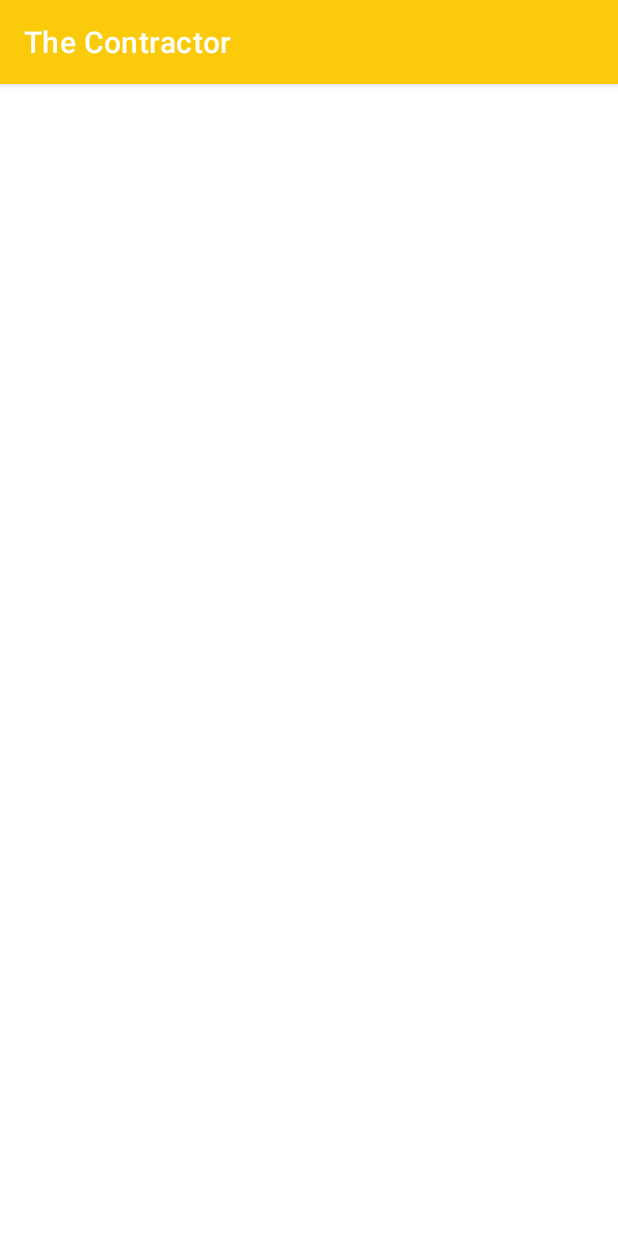
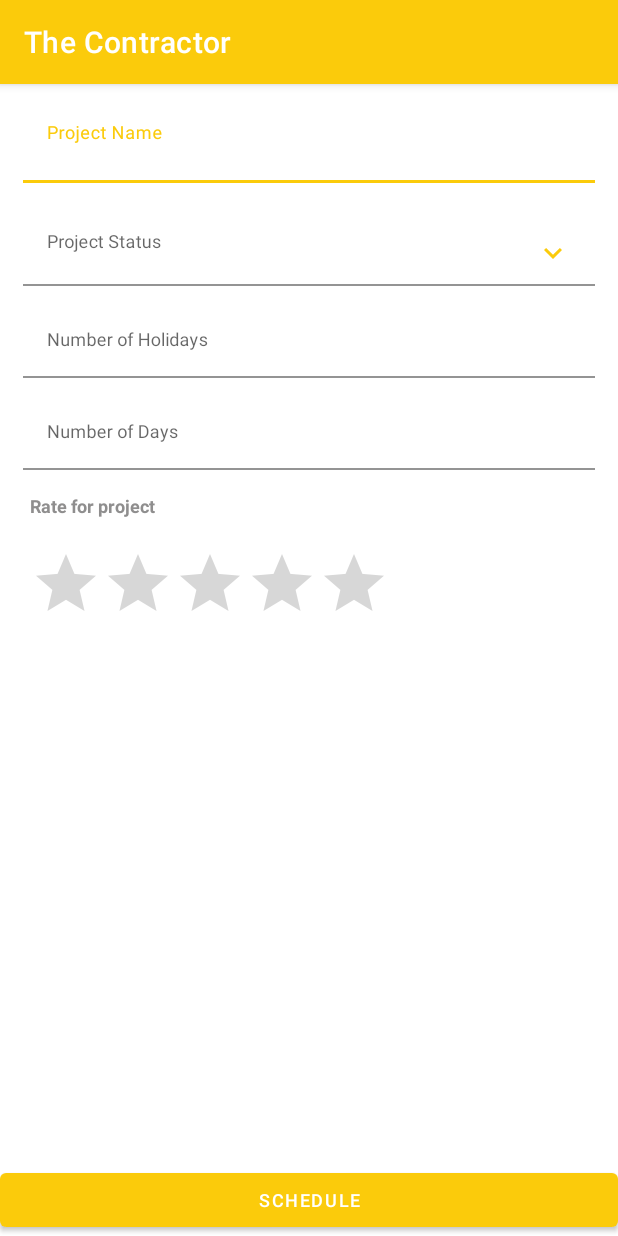
Before and after one commit to sonali-blucor/the-contractor, an Android app: the ScheduleActivity screen opened directly, with no data from a screen before it, on a phone screen of 412 x 824 dp. Run offline under Robolectric (Android 15) with nearby library versions, the phone set to English and light mode, and no system bars.

Commit message:
Created design for ScheduleActivity

```diff
--- a/app/src/main/res/layout/activity_schedule.xml
+++ b/app/src/main/res/layout/activity_schedule.xml
@@ -1,9 +1,135 @@
 <?xml version="1.0" encoding="utf-8"?>
-<androidx.constraintlayout.widget.ConstraintLayout xmlns:android="http://schemas.android.com/apk/res/android"
+<RelativeLayout xmlns:android="http://schemas.android.com/apk/res/android"
     xmlns:app="http://schemas.android.com/apk/res-auto"
     xmlns:tools="http://schemas.android.com/tools"
     android:layout_width="match_parent"
     android:layout_height="match_parent"
     tools:context=".project.ScheduleActivity">
 
-</androidx.constraintlayout.widget.ConstraintLayout>
+    <LinearLayout
+        android:layout_width="match_parent"
+        android:layout_height="match_parent"
+        android:orientation="vertical"
+        android:padding="10dp">
+
+        <com.google.android.material.textfield.TextInputLayout
+            android:id="@+id/til_project_name"
+            android:layout_width="match_parent"
+            android:layout_height="wrap_content"
+            android:layout_margin="@dimen/input_margin_5dp"
+            app:errorIconDrawable="@drawable/edit_background">
+
+            <com.google.android.material.textfield.TextInputEditText
+                android:id="@+id/edt_project_name"
+                android:layout_width="match_parent"
+                android:layout_height="wrap_content"
+                android:background="@drawable/edit_background"
+                android:drawablePadding="@dimen/drawable_padding"
+                android:hint="Project Name"
+                android:imeOptions="actionNext"
+                android:inputType="text"
+                android:maxLength="140"
+                android:nextFocusDown="@id/edt_project_type"
+                android:singleLine="true" />
+
+        </com.google.android.material.textfield.TextInputLayout>
+
+        <com.google.android.material.textfield.TextInputLayout
+            android:id="@+id/til_project_status"
+            android:layout_width="match_parent"
+            android:layout_height="wrap_content"
+            android:layout_margin="@dimen/input_margin_5dp"
+            app:errorIconDrawable="@drawable/edit_background">
+
+            <com.google.android.material.textfield.TextInputEditText
+                android:id="@+id/edt_project_status"
+                android:layout_width="match_parent"
+                android:layout_height="wrap_content"
+                android:background="@drawable/edit_background"
+                android:drawablePadding="@dimen/drawable_padding"
+                android:hint="Project Status"
+                android:imeOptions="actionNext"
+                android:inputType="none"
+                android:focusable="false"
+                android:editable="false"
+                android:longClickable="false"
+                android:drawableRight="@drawable/ic_down"
+                android:maxLength="140"
+                android:nextFocusDown="@id/edt_project_type"
+                android:singleLine="true" />
+
+        </com.google.android.material.textfield.TextInputLayout>
+
+        <com.google.android.material.textfield.TextInputLayout
+            android:id="@+id/til_project_no_of_holidays"
+            android:layout_width="match_parent"
+            android:layout_height="wrap_content"
+            android:layout_margin="@dimen/input_margin_5dp"
+            app:errorIconDrawable="@drawable/edit_background">
+
+            <com.google.android.material.textfield.TextInputEditText
+                android:id="@+id/edt_project_no_of_holidays"
+                android:layout_width="match_parent"
+                android:layout_height="wrap_content"
+                android:background="@drawable/edit_background"
+                android:drawablePadding="@dimen/drawable_padding"
+                android:hint="Number of Holidays"
+                android:imeOptions="actionNext"
+                android:inputType="number"
+                android:maxLength="140"
+                android:nextFocusDown="@id/edt_project_type"
+                android:singleLine="true" />
+
+        </com.google.android.material.textfield.TextInputLayout>
+
+        <com.google.android.material.textfield.TextInputLayout
+            android:id="@+id/til_no_of_days"
+            android:layout_width="match_parent"
+            android:layout_height="wrap_content"
+            android:layout_margin="@dimen/input_margin_5dp"
+            app:errorIconDrawable="@drawable/edit_background">
+
+            <com.google.android.material.textfield.TextInputEditText
+                android:id="@+id/edt_no_of_days"
+                android:layout_width="match_parent"
+                android:layout_height="wrap_content"
+                android:background="@drawable/edit_background"
+                android:drawablePadding="@dimen/drawable_padding"
+                android:hint="Number of Days"
+                android:imeOptions="actionNext"
+                android:inputType="number"
+                android:maxLength="140"
+                android:nextFocusDown="@id/edt_project_type"
+                android:singleLine="true" />
+
+        </com.google.android.material.textfield.TextInputLayout>
+
+        <TextView
+            android:layout_width="match_parent"
+            android:layout_height="wrap_content"
+            android:layout_margin="10dp"
+            android:textAppearance="@style/TextAppearance.AppCompat.Medium"
+            android:textStyle="bold"
+            android:text="Rate for project" />
+
+        <RatingBar
+            android:id="@+id/rt_bar_schedule"
+            android:layout_width="wrap_content"
+            android:layout_height="wrap_content"
+            android:layout_margin="10dp"
+            android:numStars="5"
+            android:stepSize="0.1"
+            android:isIndicator="true" />
+
+
+    </LinearLayout>
+
+    <Button
+        android:id="@+id/btn_schedule"
+        android:layout_width="match_parent"
+        android:layout_height="wrap_content"
+        android:layout_alignParentBottom="true"
+        android:textColor="@color/white"
+        android:text="Schedule" />
+
+</RelativeLayout>
```
